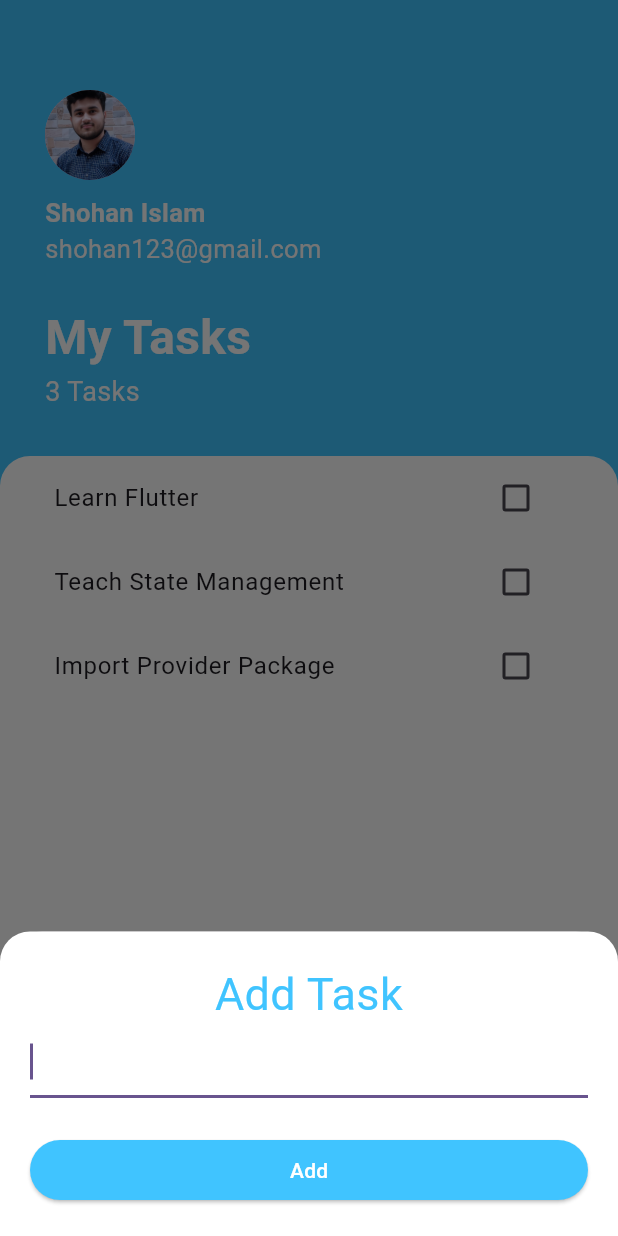
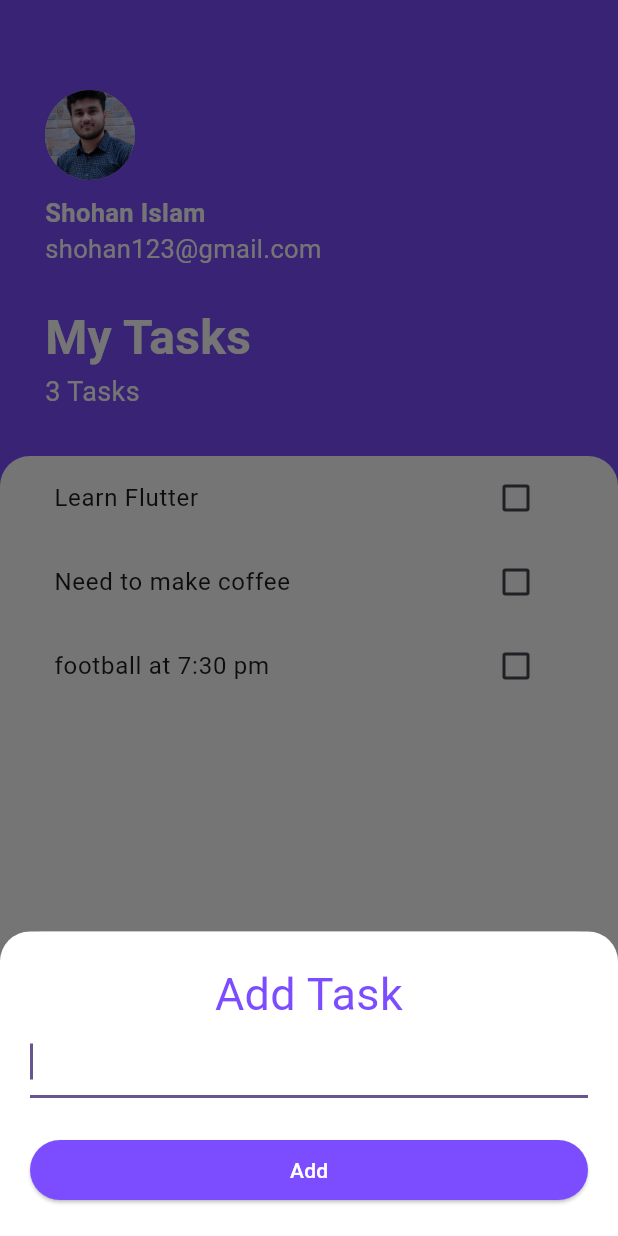
Before and after one commit to Shohan999Ronol/Todo_App, a Flutter app: the screen it shows after launch, after a tap on the "add" icon, on a phone screen of 412 x 824 dp. Run offline on Flutter 3.47's test engine with Material 3 defaults, Android fonts, the phone set to English and light mode, and no system bars.

Commit message:
small fix

```diff
--- a/todo_app/lib/add_task_screen.dart
+++ b/todo_app/lib/add_task_screen.dart
@@ -31,7 +31,7 @@ class AddTaskScreen extends StatelessWidget {
               textAlign: TextAlign.center,
               style: TextStyle(
                 fontSize: 30.0,
-                color: Colors.lightBlueAccent,
+                color: Colors.deepPurpleAccent,
               ),
             ),
             TextField(
@@ -44,7 +44,7 @@ class AddTaskScreen extends StatelessWidget {
             SizedBox(height: 24),
             ElevatedButton(
               style: ElevatedButton.styleFrom(
-                backgroundColor: Colors.lightBlueAccent,
+                backgroundColor: Colors.deepPurpleAccent,
               ),
               child: Text(
                 'Add',
--- a/todo_app/lib/task_screen.dart
+++ b/todo_app/lib/task_screen.dart
@@ -13,16 +13,16 @@ class TasksScreen extends StatefulWidget {
 class _TasksScreenState extends State<TasksScreen> {
   List<Task> _tasks = [
     Task(name: 'Learn Flutter'),
-    Task(name: 'Teach State Management'),
-    Task(name: 'Import Provider Package'),
+    Task(name: 'Need to make coffee'),
+    Task(name: 'football at 7:30 pm'),
   ];
 
   @override
   Widget build(BuildContext context) {
     return Scaffold(
-      backgroundColor: Colors.lightBlueAccent,
+      backgroundColor: Colors.deepPurpleAccent,
       floatingActionButton: FloatingActionButton(
-        backgroundColor: Colors.lightBlueAccent,
+        backgroundColor: Colors.deepPurpleAccent,
         child: Icon(
           Icons.add,
           color: Colors.white,
```
Also changed, not shown: todo_app/pubspec.lock.
